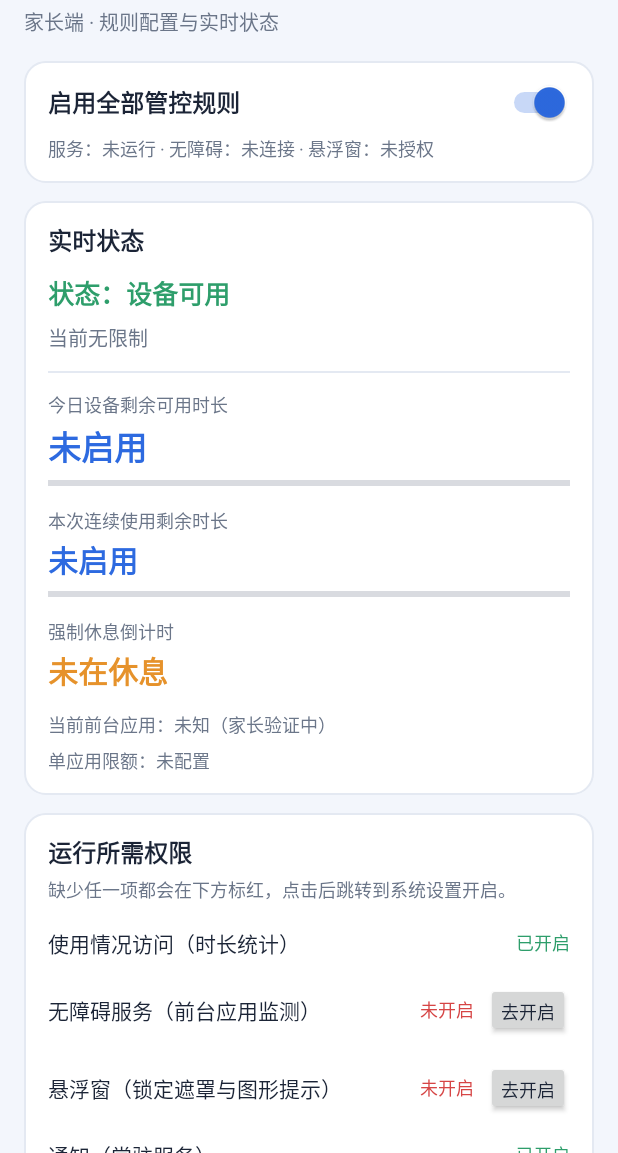
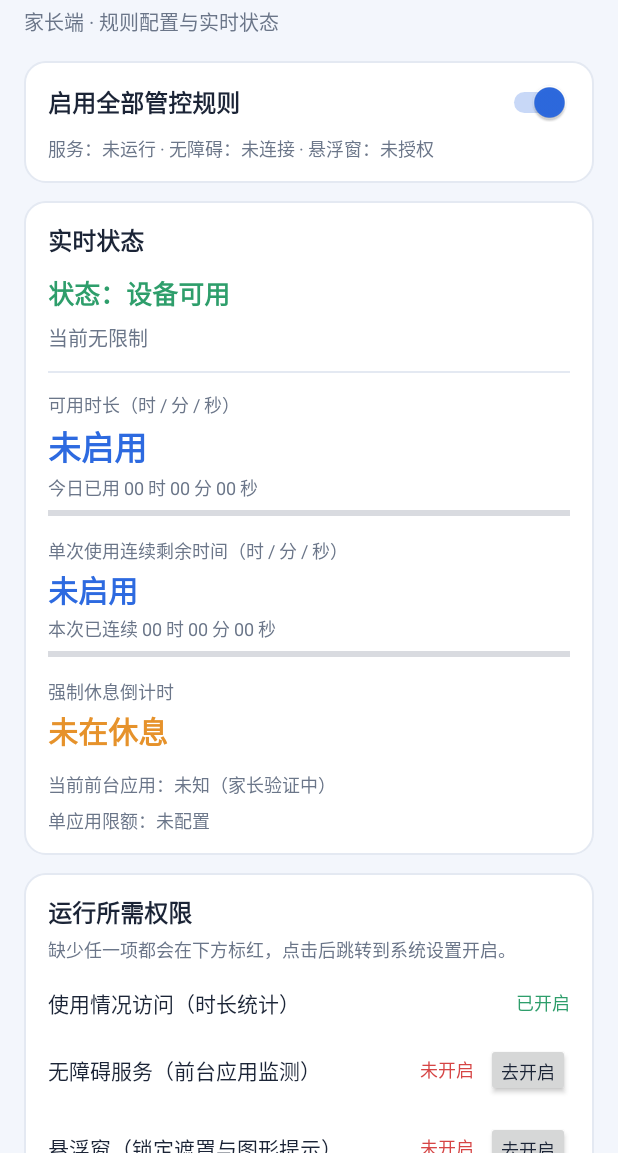
Before and after one commit to SetCode/ParentalGuard, an Android app: the screen it shows after launch (MainActivity), on a phone screen of 412 x 824 dp, the part 83-1236 px from its top. Run offline under Robolectric (Android 15) with nearby library versions, the phone set to English and light mode, and no system bars.

Commit message:
计时信息精确到秒，并在下拉通知栏同时展示两项剩余时长
- Formatter 新增 hmsFull()：00 时 00 分 00 秒，三段始终保留、向下取整到整秒；
  原有 hms() 仍用于儿童遮罩大号倒计时，儿童向交互不变。
- 主界面把「可用时长」「单次使用连续剩余时间」拆成两行独立秒级数值并明确标签，
  新增今日已用 / 本次已连续两行 12sp 辅助信息，休息倒计时也统一为秒级格式；
  标签、字号与卡片风格沿用现有设计，其他控件与交互不变。
- 数据链路无需改动：localSnapshot() 已按 pendingDelta(now) 实时计入未结算片段，
  因此两项剩余值每秒递减 1 秒；桌面 / 后台 / 灭屏暂停时保持不变。
- 常驻通知改造：折叠两行分别显示两项秒级数值，下拉展开后由 BigTextStyle 同时列出
  两项数值、今日已用、本次已连续、状态、限制原因、休息倒计时与当前应用，无需打开应用；
  通知从 5 秒节流改为每秒刷新并按内容去重，保持 ongoing / onlyAlertOnce / 点击回主界面。
- tools/verify_timing.py 新增「秒级展示格式」5 项断言，共 18 项全部通过。
- 重新编译签名并更新两个 APK、README 与完整工程 ZIP。

```diff
--- a/app/src/main/java/com/tensun/parentalguard/core/Formatter.kt
+++ b/app/src/main/java/com/tensun/parentalguard/core/Formatter.kt
@@ -17,6 +17,15 @@ object Formatter {
         }
     }
 
+    /** @brief 完整时分秒：00 时 00 分 00 秒，始终保留时 / 分 / 秒三段 */
+    fun hmsFull(ms0: Long): String {
+        val sec = ms0.coerceAtLeast(0L) / 1000L
+        val h = sec / 3600L
+        val m = (sec % 3600L) / 60L
+        val s = sec % 60L
+        return String.format(Locale.CHINA, "%02d 时 %02d 分 %02d 秒", h, m, s)
+    }
+
     /** @brief 中文可读时长（向上取整到分钟） */
     fun human(ms0: Long): String {
         val min = (ms0.coerceAtLeast(0L) + 59_999L) / 60_000L
--- a/app/src/main/java/com/tensun/parentalguard/ui/MainActivity.kt
+++ b/app/src/main/java/com/tensun/parentalguard/ui/MainActivity.kt
@@ -53,7 +53,9 @@ class MainActivity : Activity() {
     private lateinit var tvLockState: TextView
     private lateinit var tvLockReason: TextView
     private lateinit var tvDailyRemaining: TextView
+    private lateinit var tvDailyUsed: TextView
     private lateinit var tvSessionRemaining: TextView
+    private lateinit var tvSessionUsed: TextView
     private lateinit var tvRestCountdown: TextView
     private lateinit var tvForeground: TextView
     private lateinit var tvAppLimitsSummary: TextView
@@ -142,7 +144,9 @@ class MainActivity : Activity() {
         tvLockState = findViewById(R.id.tvLockState)
         tvLockReason = findViewById(R.id.tvLockReason)
         tvDailyRemaining = findViewById(R.id.tvDailyRemaining)
+        tvDailyUsed = findViewById(R.id.tvDailyUsed)
         tvSessionRemaining = findViewById(R.id.tvSessionRemaining)
+        tvSessionUsed = findViewById(R.id.tvSessionUsed)
         tvRestCountdown = findViewById(R.id.tvRestCountdown)
         tvForeground = findViewById(R.id.tvForeground)
         tvAppLimitsSummary = findViewById(R.id.tvAppLimitsSummary)
@@ -566,24 +570,27 @@ class MainActivity : Activity() {
         }
 
         if (cfg.dailyTotal.enabled) {
-            tvDailyRemaining.text = "${Formatter.human(s.dailyRemainingMs)}（已用 ${Formatter.human(s.dailyUsedMs)}）"
+            tvDailyRemaining.text = Formatter.hmsFull(s.dailyRemainingMs)
+            tvDailyUsed.text = "今日已用 ${Formatter.hmsFull(s.dailyUsedMs)}"
             pbDaily.progress = percent(s.dailyUsedMs, s.dailyLimitMs)
         } else {
             tvDailyRemaining.text = "未启用"
+            tvDailyUsed.text = "今日已用 ${Formatter.hmsFull(s.dailyUsedMs)}"
             pbDaily.progress = 0
         }
 
         if (cfg.session.enabled) {
-            tvSessionRemaining.text =
-                "${Formatter.human(s.sessionRemainingMs)}（已连续 ${Formatter.human(s.continuousUsedMs)}）"
+            tvSessionRemaining.text = Formatter.hmsFull(s.sessionRemainingMs)
+            tvSessionUsed.text = "本次已连续 ${Formatter.hmsFull(s.continuousUsedMs)}"
             pbSession.progress = percent(s.continuousUsedMs, s.sessionLimitMs)
         } else {
             tvSessionRemaining.text = "未启用"
+            tvSessionUsed.text = "本次已连续 ${Formatter.hmsFull(s.continuousUsedMs)}"
             pbSession.progress = 0
         }
 
         tvRestCountdown.text = if (s.restRemainingMs > 0L) {
-            "休息中，剩余 ${Formatter.hms(s.restRemainingMs)}"
+            "休息中，剩余 ${Formatter.hmsFull(s.restRemainingMs)}"
         } else {
             "未在休息"
         }
--- a/app/src/main/res/layout/activity_main.xml
+++ b/app/src/main/res/layout/activity_main.xml
@@ -113,7 +113,7 @@
             <TextView
                 android:layout_width="match_parent"
                 android:layout_height="wrap_content"
-                android:text="今日设备剩余可用时长"
+                android:text="可用时长（时 / 分 / 秒）"
                 android:textColor="@color/text_sub"
                 android:textSize="12sp" />
 
@@ -127,6 +127,15 @@
                 android:textSize="22sp"
                 android:textStyle="bold" />
 
+            <TextView
+                android:id="@+id/tvDailyUsed"
+                android:layout_width="match_parent"
+                android:layout_height="wrap_content"
+                android:layout_marginTop="2dp"
+                android:text="今日已用 --"
+                android:textColor="@color/text_sub"
+                android:textSize="12sp" />
+
             <ProgressBar
                 android:id="@+id/pbDaily"
                 style="?android:attr/progressBarStyleHorizontal"
@@ -139,7 +148,7 @@
                 android:layout_width="match_parent"
                 android:layout_height="wrap_content"
                 android:layout_marginTop="12dp"
-                android:text="本次连续使用剩余时长"
+                android:text="单次使用连续剩余时间（时 / 分 / 秒）"
                 android:textColor="@color/text_sub"
                 android:textSize="12sp" />
 
@@ -152,6 +161,15 @@
                 android:textColor="@color/primary"
                 android:textSize="20sp"
                 android:textStyle="bold" />
+
+            <TextView
+                android:id="@+id/tvSessionUsed"
+                android:layout_width="match_parent"
+                android:layout_height="wrap_content"
+                android:layout_marginTop="2dp"
+                android:text="本次已连续 --"
+                android:textColor="@color/text_sub"
+                android:textSize="12sp" />
 
             <ProgressBar
                 android:id="@+id/pbSession"
```
Also changed, not shown: app/src/main/java/com/tensun/parentalguard/service/GuardService.kt (+53 -17 lines), 4 other files.
